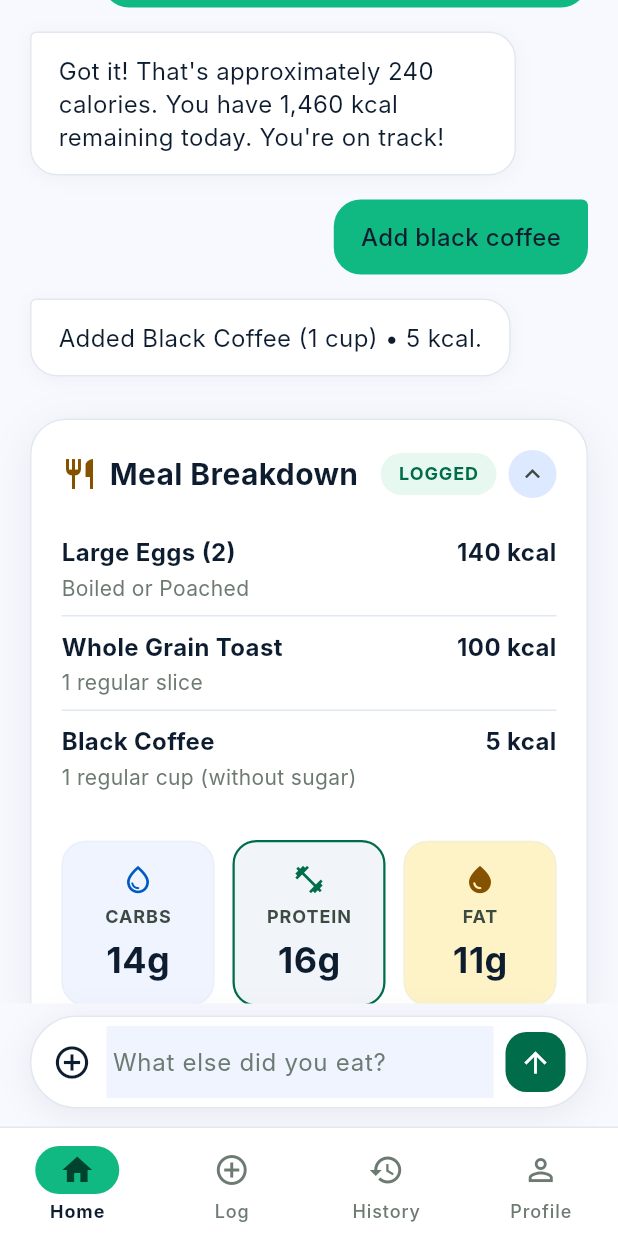
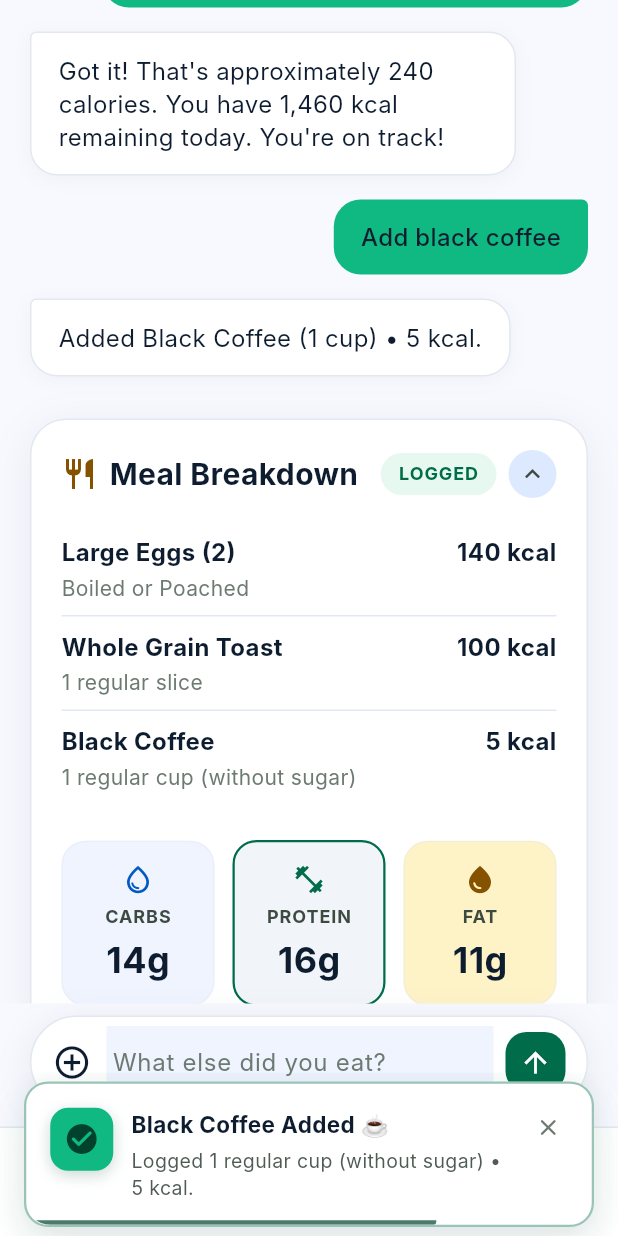
Before and after one commit to Vichally20/Kalori, a Flutter app: the LogView screen opened by its route, scrolled down 151 dp, after a tap on "ADD BLACK COFFEE", on a phone screen of 412 x 824 dp. Run offline on Flutter 3.47's test engine with Material 3 defaults, Android fonts, the phone set to English and light mode, and no system bars; our stand-ins replace equatable, get; Roboto replaces fonts that are missing (Inter).

Commit message:
custom toast

```diff
--- a/lib/features/log/view/controllers/log_controller.dart
+++ b/lib/features/log/view/controllers/log_controller.dart
@@ -1,5 +1,6 @@
 import 'package:flutter/material.dart';
 import 'package:get/get.dart';
+import '../../../../shared/shared.dart';
 import '../../data/model/model.dart';
 
 class LogController extends GetxController {
@@ -87,6 +88,11 @@ class LogController extends GetxController {
       );
       showMealBreakdown.value = true;
       isMealBreakdownExpanded.value = true;
+      KaloriToast.showSuccess(
+        title: 'Black Coffee Added ☕',
+        message: 'Logged 1 regular cup (without sugar) • 5 kcal.',
+        position: SnackPosition.BOTTOM,
+      );
     } else if (suggestion == 'ADD OAT MILK LATTE') {
       chatMessages.add(ChatMessage(text: 'Add oat milk latte', isUser: true));
       chatMessages.add(
@@ -107,6 +113,11 @@ class LogController extends GetxController {
       fatCurrent.value += 5;
       showMealBreakdown.value = true;
       isMealBreakdownExpanded.value = true;
+      KaloriToast.showSuccess(
+        title: 'Oat Milk Latte Added ☕',
+        message: 'Logged 1 medium cup • 120 kcal.',
+        position: SnackPosition.BOTTOM,
+      );
     } else if (suggestion == 'ADD ESPRESSO') {
       chatMessages.add(ChatMessage(text: 'Add double espresso', isUser: true));
       chatMessages.add(
@@ -124,6 +135,11 @@ class LogController extends GetxController {
       );
       showMealBreakdown.value = true;
       isMealBreakdownExpanded.value = true;
+      KaloriToast.showSuccess(
+        title: 'Double Espresso Added ⚡',
+        message: 'Logged 2 shots (60ml) • 3 kcal.',
+        position: SnackPosition.BOTTOM,
+      );
     } else if (suggestion == 'ADD AVOCADO') {
       chatMessages.add(ChatMessage(text: 'Add half an avocado', isUser: true));
       chatMessages.add(
@@ -144,11 +160,16 @@ class LogController extends GetxController {
       proteinCurrent.value += 2;
       showMealBreakdown.value = true;
       isMealBreakdownExpanded.value = true;
+      KaloriToast.showSuccess(
+        title: 'Avocado Added 🥑',
+        message: 'Logged 1/2 medium sliced • 160 kcal.',
+        position: SnackPosition.BOTTOM,
+      );
     } else if (suggestion == 'EDIT MEAL') {
-      Get.snackbar(
-        'Edit Meal',
-        'You can now tap any item below to edit portions.',
-        snackPosition: SnackPosition.BOTTOM,
+      KaloriToast.showInfo(
+        title: 'Edit Meal',
+        message: 'You can now tap any item below to edit portions.',
+        position: SnackPosition.BOTTOM,
       );
     }
   }
--- a/lib/features/notifications/view/controllers/notifications_controller.dart
+++ b/lib/features/notifications/view/controllers/notifications_controller.dart
@@ -1,4 +1,5 @@
 import 'package:get/get.dart';
+import '../../../../shared/shared.dart';
 import '../../data/model/notification_item.dart';
 import '../../domain/repository/notifications_repository.dart';
 
@@ -83,10 +84,10 @@ class NotificationsController extends GetxController {
     for (final item in notifications) {
       item.isRead.value = true;
     }
-    Get.snackbar(
-      'All Read',
-      'All notifications have been marked as read.',
-      snackPosition: SnackPosition.BOTTOM,
+    KaloriToast.showSuccess(
+      title: 'All Read',
+      message: 'All notifications have been marked as read.',
+      position: SnackPosition.BOTTOM,
       duration: const Duration(seconds: 2),
     );
   }
@@ -98,10 +99,10 @@ class NotificationsController extends GetxController {
     notifications.removeWhere((item) => item.id == id);
 
     if (removed != null) {
-      Get.snackbar(
-        'Notification Removed',
-        removed.title,
-        snackPosition: SnackPosition.BOTTOM,
+      KaloriToast.showInfo(
+        title: 'Notification Removed',
+        message: removed.title,
+        position: SnackPosition.BOTTOM,
         duration: const Duration(seconds: 2),
       );
     }
@@ -112,10 +113,10 @@ class NotificationsController extends GetxController {
     if (notifications.isEmpty) return;
     _repository.clearAll();
     notifications.clear();
-    Get.snackbar(
-      'Cleared',
-      'All notifications have been cleared.',
-      snackPosition: SnackPosition.BOTTOM,
+    KaloriToast.showInfo(
+      title: 'Cleared',
+      message: 'All notifications have been cleared.',
+      position: SnackPosition.BOTTOM,
       duration: const Duration(seconds: 2),
     );
   }
@@ -126,10 +127,10 @@ class NotificationsController extends GetxController {
     if (item.actionRoute != null && item.actionRoute!.isNotEmpty) {
       Get.toNamed(item.actionRoute!);
     } else {
-      Get.snackbar(
-        item.title,
-        item.message,
-        snackPosition: SnackPosition.BOTTOM,
+      KaloriToast.showInfo(
+        title: item.title,
+        message: item.message,
+        position: SnackPosition.BOTTOM,
       );
     }
   }
--- a/lib/shared/shared.dart
+++ b/lib/shared/shared.dart
@@ -1,2 +1,3 @@
 export 'widgets/generic_calorie_ring_widget.dart';
 export 'widgets/generic_quick_stats_row.dart';
+export 'widgets/kalori_toast.dart';
--- /dev/null
+++ b/lib/shared/widgets/kalori_toast.dart
@@ -0,0 +1,541 @@
+import 'dart:math' as math;
+import 'package:flutter/material.dart';
+import 'package:get/get.dart';
+import '../../core/theme/app_theme.dart';
+
+/// The type/variant of the custom toast.
+enum KaloriToastType {
+  success,
+  error,
+  warning,
+  info,
+  custom,
+}
+
+/// A standalone interactive toast card featuring an animated icon, sleek modern minimalism,
+/// optional action CTA, and optional progress bar.
+class AnimatedKaloriToastWidget extends StatelessWidget {
+  final String title;
+  final String? message;
+  final KaloriToastType type;
+  final IconData? customIcon;
+  final Color? customIconColor;
+  final Color? customBackgroundColor;
+  final String? actionLabel;
+  final VoidCallback? onAction;
+  final VoidCallback? onDismiss;
+  final bool showDismissButton;
+  final Duration? progressDuration;
+
+  const AnimatedKaloriToastWidget({
+    super.key,
+    required this.title,
+    this.message,
+    this.type = KaloriToastType.info,
+    this.customIcon,
+    this.customIconColor,
+    this.customBackgroundColor,
+    this.actionLabel,
+    this.onAction,
+    this.onDismiss,
+    this.showDismissButton = true,
+    this.progressDuration,
+  });
+
+  @override
+  Widget build(BuildContext context) {
+    final _ToastThemeConfig config = _getConfig(type);
+    final IconData icon = customIcon ?? config.icon;
+    final Color iconColor = customIconColor ?? config.iconColor;
+    final Color badgeBg = customBackgroundColor ?? config.badgeBgColor;
+    final Color borderColor = config.borderColor;
+
+    return Container(
+      margin: const EdgeInsets.symmetric(horizontal: KaloriSpacing.md, vertical: 6.0),
+      decoration: BoxDecoration(
+        color: KaloriColors.surfaceContainerLowest,
+        borderRadius: KaloriRadius.borderLg,
+        border: Border.all(color: borderColor.withValues(alpha: 0.4), width: 1.5),
+        boxShadow: [
+          BoxShadow(
+            color: KaloriColors.onSurface.withValues(alpha: 0.08),
+            blurRadius: 16,
+            offset: const Offset(0, 6),
+          ),
+          BoxShadow(
+            color: borderColor.withValues(alpha: 0.08),
+            blurRadius: 24,
+            offset: const Offset(0, 8),
+          ),
+        ],
+      ),
+      child: ClipRRect(
+        borderRadius: KaloriRadius.borderLg,
+        child: Stack(
+          children: [
+            Padding(
+              padding: const EdgeInsets.all(KaloriSpacing.md),
+              child: Row(
+                crossAxisAlignment: CrossAxisAlignment.start,
+                children: [
+                  // Animated Icon Badge
+                  _AnimatedToastIcon(
+                    type: type,
+                    icon: icon,
+                    iconColor: iconColor,
+                    backgroundColor: badgeBg,
+                  ),
+                  const SizedBox(width: KaloriSpacing.sm),
+
+                  // Title & Message
+                  Expanded(
+                    child: Column(
+                      crossAxisAlignment: CrossAxisAlignment.start,
+                      mainAxisSize: MainAxisSize.min,
+                      children: [
+                        const SizedBox(height: 2.0),
+                        Text(
+                          title,
+                          style: context.typography.headlineMd.copyWith(
+                            fontSize: 15.0,
+                            fontWeight: FontWeight.w700,
+                            color: KaloriColors.onSurface,
+                            height: 1.3,
+                          ),
+                        ),
+                        if (message != null && message!.isNotEmpty) ...[
+                          const SizedBox(height: 4.0),
+                          Text(
+                            message!,
+                            style: context.typography.bodySm.copyWith(
+                              fontSize: 13.0,
+                              color: KaloriColors.onSurfaceVariant.withValues(alpha: 0.9),
+                              height: 1.4,
+                            ),
+                          ),
+                        ],
+                        if (actionLabel != null && actionLabel!.isNotEmpty) ...[
+                          const SizedBox(height: 10.0),
+                          InkWell(
+                            onTap: () {
+                              onAction?.call();
+                            },
+                            borderRadius: KaloriRadius.borderSm,
+                            child: Container(
+                              padding: const EdgeInsets.symmetric(horizontal: 12.0, vertical: 6.0),
+                              decoration: BoxDecoration(
+                                color: badgeBg,
+                                borderRadius: KaloriRadius.borderSm,
+                              ),
+                              child: Row(
+                                mainAxisSize: MainAxisSize.min,
+                                children: [
+                                  Text(
+                                    actionLabel!,
+                                    style: TextStyle(
+                                      fontFamily: KaloriTypography.fontFamily,
+                                      fontSize: 12.0,
+                                      fontWeight: FontWeight.w700,
+                                      color: iconColor,
+                                    ),
+                                  ),
+                                  const SizedBox(width: 4.0),
+                                  Icon(
+                                    Icons.arrow_forward_rounded,
+                                    size: 14.0,
+                                    color: iconColor,
+                                  ),
+                                ],
+                              ),
+                            ),
+                          ),
+                        ],
+                      ],
+                    ),
+                  ),
+
+                  // Dismiss button
+                  if (showDismissButton) ...[
+                    const SizedBox(width: 8.0),
+                    InkWell(
+                      onTap: () {
+                        if (Get.isSnackbarOpen) {
+                          Get.closeCurrentSnackbar();
+                        }
+                        onDismiss?.call();
+                      },
+                      borderRadius: KaloriRadius.borderFull,
+                      child: Padding(
+                        padding: const EdgeInsets.all(4.0),
+                        child: Icon(
+                          Icons.close_rounded,
+                          size: 18.0,
+                          color: KaloriColors.outline,
+                        ),
+                      ),
+                    ),
+                  ],
+                ],
+              ),
+            ),
+
+            // Optional countdown progress bar along the bottom of the card
+            if (progressDuration != null && progressDuration! > Duration.zero)
+              Positioned(
+                left: 0,
+                right: 0,
+                bottom: 0,
+                child: _ToastProgressBar(
+                  duration: progressDuration!,
+                  color: iconColor,
+                ),
+              ),
+          ],
+        ),
+      ),
+    );
+  }
+
+  _ToastThemeConfig _getConfig(KaloriToastType type) {
+    switch (type) {
+      case KaloriToastType.success:
+        return _ToastThemeConfig(
+          icon: Icons.check_circle_rounded,
+          iconColor: KaloriColors.onPrimaryContainer,
+          badgeBgColor: KaloriColors.primaryContainer,
+          borderColor: KaloriColors.primary,
+        );
+      case KaloriToastType.error:
+        return _ToastThemeConfig(
+          icon: Icons.error_outline_rounded,
+          iconColor: KaloriColors.onErrorContainer,
+          badgeBgColor: KaloriColors.errorContainer,
+          borderColor: KaloriColors.error,
+        );
+      case KaloriToastType.warning:
+        return _ToastThemeConfig(
+          icon: Icons.warning_amber_rounded,
+          iconColor: KaloriColors.onSecondaryContainer,
+          badgeBgColor: KaloriColors.secondaryContainer,
+          borderColor: KaloriColors.secondary,
+        );
+      case KaloriToastType.info:
+      case KaloriToastType.custom:
+        return _ToastThemeConfig(
+          icon: Icons.info_outline_rounded,
+          iconColor: KaloriColors.onTertiaryContainer,
+          badgeBgColor: KaloriColors.tertiaryContainer,
+          borderColor: KaloriColors.tertiary,
+        );
+    }
+  }
+}
+
+class _ToastThemeConfig {
+  final IconData icon;
+  final Color iconColor;
+  final Color badgeBgColor;
+  final Color borderColor;
+
+  _ToastThemeConfig({
+    required this.icon,
+    required this.iconColor,
+    required this.badgeBgColor,
+    required this.borderColor,
+  });
+}
+
+/// Internal stateful widget responsible for high-polish animated icon transitions.
+class _AnimatedToastIcon extends StatefulWidget {
+  final KaloriToastType type;
+  final IconData icon;
+  final Color iconColor;
+  final Color backgroundColor;
+
+  const _AnimatedToastIcon({
+    required this.type,
+    required this.icon,
+    required this.iconColor,
+    required this.backgroundColor,
+  });
+
+  @override
+  State<_AnimatedToastIcon> createState() => _AnimatedToastIconState();
+}
+
+class _AnimatedToastIconState extends State<_AnimatedToastIcon>
+    with SingleTickerProviderStateMixin {
+  late AnimationController _controller;
+  late Animation<double> _scaleAnimation;
+  late Animation<double> _pulseAnimation;
+  late Animation<double> _rotationAnimation;
+
+  @override
+  void initState() {
+    super.initState();
+    _controller = AnimationController(
+      vsync: this,
+      duration: const Duration(milliseconds: 1100),
+    );
+
+    // Elastic pop-in when the toast first shows
+    _scaleAnimation = TweenSequence<double>([
+      TweenSequenceItem(tween: Tween(begin: 0.0, end: 1.25).chain(CurveTween(curve: Curves.easeOutCubic)), weight: 40.0),
+      TweenSequenceItem(tween: Tween(begin: 1.25, end: 0.95).chain(CurveTween(curve: Curves.easeInOut)), weight: 30.0),
+      TweenSequenceItem(tween: Tween(begin: 0.95, end: 1.0).chain(CurveTween(curve: Curves.easeOut)), weight: 30.0),
+    ]).animate(_controller);
+
+    // Gentle pulse glow
+    _pulseAnimation = TweenSequence<double>([
+      TweenSequenceItem(tween: Tween(begin: 1.0, end: 1.08).chain(CurveTween(curve: Curves.easeInOut)), weight: 50.0),
+      TweenSequenceItem(tween: Tween(begin: 1.08, end: 1.0).chain(CurveTween(curve: Curves.easeInOut)), weight: 50.0),
+    ]).animate(CurvedAnimation(parent: _controller, curve: const Interval(0.5, 1.0)));
+
+    // Subtle rotation or spin depending on variant
+    _rotationAnimation = Tween<double>(begin: -0.2, end: 0.0).animate(
+      CurvedAnimation(parent: _controller, curve: const Interval(0.0, 0.6, curve: Curves.elasticOut)),
+    );
+
+    _controller.forward();
+  }
+
+  @override
+  void dispose() {
+    _controller.dispose();
+    super.dispose();
+  }
+
+  @override
+  Widget build(BuildContext context) {
+    return AnimatedBuilder(
+      animation: _controller,
+      builder: (context, child) {
+        // Calculate dynamic shake offset specifically for Error / Warning toasts
+        double dx = 0.0;
+        if (widget.type == KaloriToastType.error && _controller.value < 0.6) {
+          dx = math.sin(_controller.value * math.pi * 10) * 4.0 * (1.0 - (_controller.value / 0.6));
+        }
+
+        final double scale = _scaleAnimation.value * (_controller.value > 0.5 ? _pulseAnimation.value : 1.0);
+
+        return Transform.translate(
+          offset: Offset(dx, 0.0),
+          child: Transform.scale(
+            scale: scale,
+            child: Transform.rotate(
+              angle: widget.type == KaloriToastType.info ? _rotationAnimation.value * math.pi * 2 : _rotationAnimation.value,
+              child: Container(
+                width: 42.0,
+                height: 42.0,
+                decoration: BoxDecoration(
+                  color: widget.backgroundColor,
+                  borderRadius: KaloriRadius.borderMd,
+                  boxShadow: [
+                    BoxShadow(
+                      color: widget.iconColor.withValues(alpha: 0.2),
+                      blurRadius: 8,
+                      offset: const Offset(0, 3),
+                    ),
+                  ],
+                ),
+                child: Icon(
+                  widget.icon,
+                  color: widget.iconColor,
+                  size: 24.0,
+                ),
+              ),
+            ),
+          ),
+        );
+      },
+    );
+  }
+}
+
+/// Internal animated progress indicator for auto-closing toasts.
+class _ToastProgressBar extends StatefulWidget {
+  final Duration duration;
+  final Color color;
+
+  const _ToastProgressBar({
+    required this.duration,
+    required this.color,
+  });
+
+  @override
+  State<_ToastProgressBar> createState() => _ToastProgressBarState();
+}
+
+class _ToastProgressBarState extends State<_ToastProgressBar>
+    with SingleTickerProviderStateMixin {
+  late AnimationController _progressController;
+
+  @override
+  void initState() {
+    super.initState();
+    _progressController = AnimationController(
+      vsync: this,
+      duration: widget.duration,
+    )..forward();
+  }
+
+  @override
+  void dispose() {
+    _progressController.dispose();
+    super.dispose();
+  }
+
+  @override
+  Widget build(BuildContext context) {
+    return AnimatedBuilder(
+      animation: _progressController,
+      builder: (context, child) {
+        return Align(
+          alignment: Alignment.centerLeft,
+          child: FractionallySizedBox(
+            widthFactor: 1.0 - _progressController.value,
+            child: Container(
+              height: 3.0,
+              decoration: BoxDecoration(
+                color: widget.color.withValues(alpha: 0.7),
+                borderRadius: const BorderRadius.vertical(bottom: Radius.circular(2.0)),
+              ),
+            ),
+          ),
+        );
+      },
+    );
+  }
+}
+
+/// Helper manager to easily launch animated custom toasts from anywhere in Kalori.
+class KaloriToast {
+  KaloriToast._();
+
+  /// Displays a custom animated toast notification across any active screen.
+  static void show({
+    required String title,
+    String? message,
+    KaloriToastType type = KaloriToastType.info,
+    IconData? customIcon,
+    Color? customIconColor,
+    Color? customBackgroundColor,
+    SnackPosition position = SnackPosition.TOP,
+    Duration duration = const Duration(seconds: 4),
+    String? actionLabel,
+    VoidCallback? onAction,
+    VoidCallback? onDismiss,
+    bool showProgress = true,
+  }) {
+    // Dismiss any open snackbar first to avoid stacking clutter
+    if (Get.isSnackbarOpen) {
+      Get.closeCurrentSnackbar();
+    }
+
+    Get.rawSnackbar(
+      snackPosition: position,
+      backgroundColor: Colors.transparent,
+      margin: EdgeInsets.zero,
+      padding: EdgeInsets.zero,
+      duration: duration,
+      animationDuration: const Duration(milliseconds: 350),
+      messageText: AnimatedKaloriToastWidget(
+        title: title,
+        message: message,
+        type: type,
+        customIcon: customIcon,
+        customIconColor: customIconColor,
+        customBackgroundColor: customBackgroundColor,
+        actionLabel: actionLabel,
+        onAction: () {
+          if (Get.isSnackbarOpen) {
+            Get.closeCurrentSnackbar();
+          }
+          onAction?.call();
+        },
+        onDismiss: onDismiss,
+        progressDuration: showProgress ? duration : null,
+      ),
+    );
+  }
+
+  /// Displays a green [KaloriToastType.success] animated checkmark toast.
+  static void showSuccess({
+    required String title,
+    String? message,
+    SnackPosition position = SnackPosition.TOP,
+    Duration duration = const Duration(seconds: 4),
+    String? actionLabel,
+    VoidCallback? onAction,
+  }) {
+    show(
+      title: title,
+      message: message,
+      type: KaloriToastType.success,
+      position: position,
+      duration: duration,
+      actionLabel: actionLabel,
+      onAction: onAction,
+    );
+  }
+
+  /// Displays a red [KaloriToastType.error] animated shaking warning toast.
+  static void showError({
+    required String title,
+    String? message,
+    SnackPosition position = SnackPosition.TOP,
+    Duration duration = const Duration(seconds: 4),
+    String? actionLabel,
+    VoidCallback? onAction,
+  }) {
+    show(
+      title: title,
+      message: message,
+      type: KaloriToastType.error,
+      position: position,
+      duration: duration,
+      actionLabel: actionLabel,
+      onAction: onAction,
+    );
+  }
+
+  /// Displays an amber [KaloriToastType.warning] animated alert toast.
+  static void showWarning({
+    required String title,
+    String? message,
+    SnackPosition position = SnackPosition.TOP,
+    Duration duration = const Duration(seconds: 4),
+    String? actionLabel,
+    VoidCallback? onAction,
+  }) {
+    show(
+      title: title,
+      message: message,
+      type: KaloriToastType.warning,
+      position: position,
+      duration: duration,
+      actionLabel: actionLabel,
+      onAction: onAction,
+    );
+  }
+
+  /// Displays a blue [KaloriToastType.info] animated info toast.
+  static void showInfo({
+    required String title,
+    String? message,
+    SnackPosition position = SnackPosition.TOP,
+    Duration duration = const Duration(seconds: 4),
+    String? actionLabel,
+    VoidCallback? onAction,
+  }) {
+    show(
+      title: title,
+      message: message,
+      type: KaloriToastType.info,
+      position: position,
+      duration: duration,
+      actionLabel: actionLabel,
+      onAction: onAction,
+    );
+  }
+}
```
